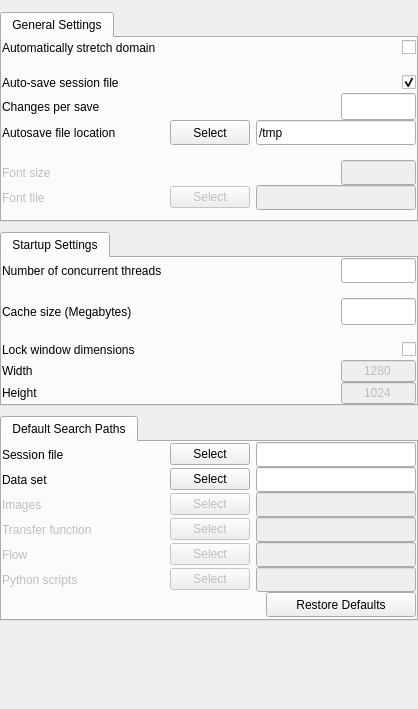
This is apps/vaporgui/SettingsGUI.ui in StasJ/vapor-formatted as Qt 5 draws it before an edit. The edited form follows.
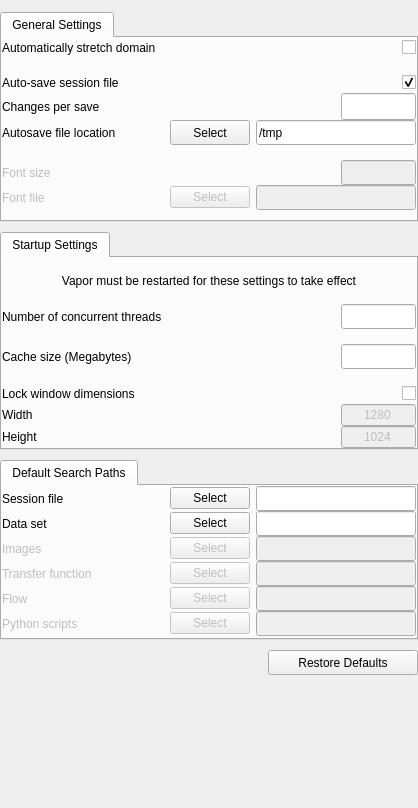
This is the edited form.

What changed in the file:
```diff
--- a/apps/vaporgui/SettingsGUI.ui
+++ b/apps/vaporgui/SettingsGUI.ui
@@ -10,7 +10,7 @@
     <x>0</x>
     <y>0</y>
     <width>418</width>
-    <height>709</height>
+    <height>808</height>
    </rect>
   </property>
   <property name="minimumSize">
@@ -448,7 +448,7 @@
         <number>0</number>
        </property>
        <property name="topMargin">
-        <number>0</number>
+        <number>15</number>
        </property>
        <property name="rightMargin">
         <number>0</number>
@@ -456,6 +456,16 @@
        <property name="bottomMargin">
         <number>0</number>
        </property>
+       <item>
+        <widget class="QLabel" name="label_3">
+         <property name="text">
+          <string>Vapor must be restarted for these settings to take effect</string>
+         </property>
+         <property name="alignment">
+          <set>Qt::AlignCenter</set>
+         </property>
+        </widget>
+       </item>
        <item>
         <layout class="QHBoxLayout" name="horizontalLayout_12">
          <property name="topMargin">
@@ -1067,6 +1077,10 @@
          </item>
         </layout>
        </item>
+      </layout>
+     </widget>
+    </widget>
+   </item>
        <item>
         <layout class="QHBoxLayout" name="horizontalLayout_4">
          <property name="spacing">
@@ -1117,10 +1131,6 @@
           </widget>
          </item>
         </layout>
-       </item>
-      </layout>
-     </widget>
-    </widget>
    </item>
    <item>
     <spacer name="spacer202">
```
Lines whose indentation alone changed are shown as unchanged.
